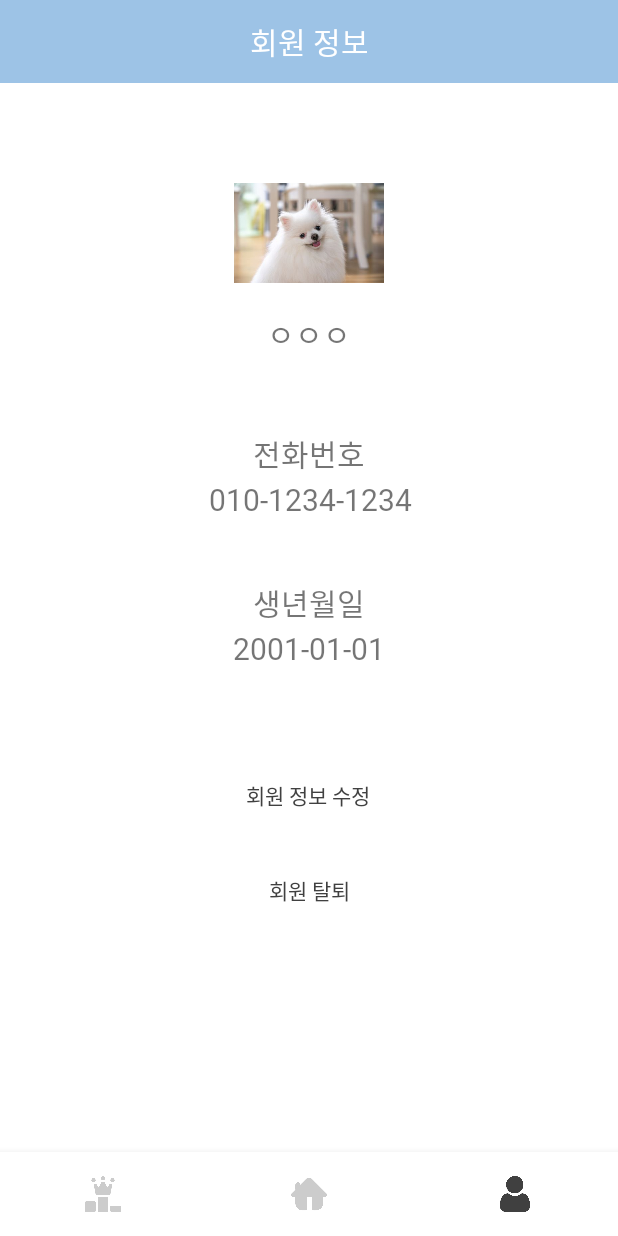
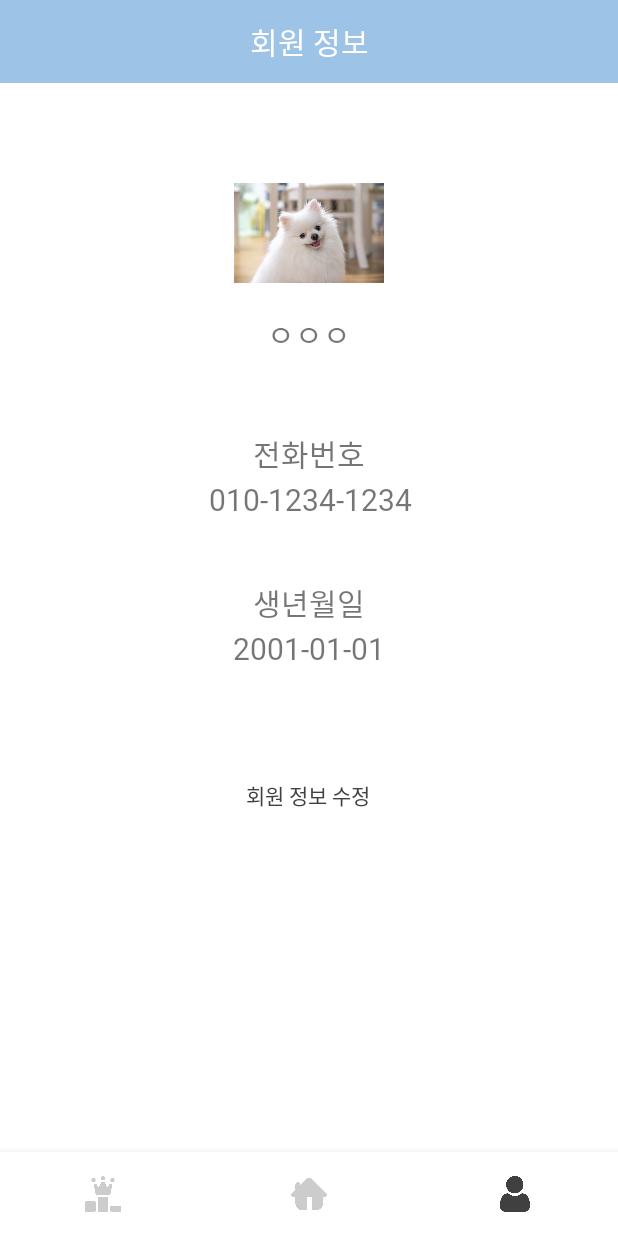
Before and after one commit to shinyeeun789/android-project, an Android app: the screen it shows after launch (MainActivity), item 3 of the bottom bar chosen, on a phone screen of 412 x 824 dp. Run offline under Robolectric (Android 15) with nearby library versions, the phone set to English and light mode, and no system bars; our stand-ins replace Firebase (no records; nobody signed in at launch, a user with empty details on screens opened directly).

```diff
--- a/app/build.gradle
+++ b/app/build.gradle
@@ -37,4 +37,27 @@ dependencies {
     androidTestImplementation 'androidx.test.ext:junit:1.1.2'
     androidTestImplementation 'androidx.test.espresso:espresso-core:3.3.0'
 
+    //import the firebase BOM
+    implementation platform('com.google.firebase:firebase-bom:26.6.0')
+    implementation 'com.google.firebase:firebase-analytics'
+
+
+    // Import the BoM for the Firebase platform
+    implementation platform('com.google.firebase:firebase-bom:26.3.0')
+
+    // Declare the dependency for the Firebase Authentication library
+    // When using the BoM, you don't specify versions in Firebase library dependencies
+    implementation 'com.google.firebase:firebase-auth'
+
+    //파이어베이스 ui
+    implementation 'com.firebaseui:firebase-ui-auth:6.4.0'
+
+
+    // Declare the dependency for the Cloud Firestore library
+    // When using the BoM, you don't specify versions in Firebase library dependencies
+    implementation 'com.google.firebase:firebase-firestore'
+
+    // Declare the dependency for the Cloud Storage library
+    // When using the BoM, you don't specify versions in Firebase library dependencies
+    implementation 'com.google.firebase:firebase-storage'
 }
--- a/app/src/main/res/layout/fragment_user.xml
+++ b/app/src/main/res/layout/fragment_user.xml
@@ -81,7 +81,7 @@
                 app:layout_constraintTop_toBottomOf="@+id/textView2" />
 
             <Button
-                android:id="@+id/button"
+                android:id="@+id/btnUpdateUser"
                 style="@style/Widget.AppCompat.Button.Borderless"
                 android:layout_width="wrap_content"
                 android:layout_height="wrap_content"
@@ -109,28 +109,13 @@
                 app:layout_constraintStart_toStartOf="parent"
                 app:layout_constraintTop_toBottomOf="@+id/tv_userPhone" />
 
-            <Button
-                android:id="@+id/button2"
-                style="@style/Widget.AppCompat.Button.Borderless"
-                android:layout_width="wrap_content"
-                android:layout_height="wrap_content"
-                android:layout_marginStart="161dp"
-                android:layout_marginTop="15dp"
-                android:layout_marginEnd="162dp"
-                android:fontFamily="@font/payboocotfextrabold"
-                android:text="회원 탈퇴"
-                android:textColor="#404040"
-                app:layout_constraintEnd_toEndOf="parent"
-                app:layout_constraintStart_toStartOf="parent"
-                app:layout_constraintTop_toBottomOf="@+id/button" />
-
             <View
                 android:layout_width="match_parent"
                 android:layout_height="50dp"
+                app:layout_constraintTop_toBottomOf="@id/btnUpdateUser"
                 app:layout_constraintBottom_toBottomOf="parent"
                 app:layout_constraintEnd_toEndOf="parent"
-                app:layout_constraintStart_toStartOf="parent"
-                app:layout_constraintTop_toBottomOf="@+id/button2" />
+                app:layout_constraintStart_toStartOf="parent" />
 
             <TextView
                 android:id="@+id/tv_userName"
```
